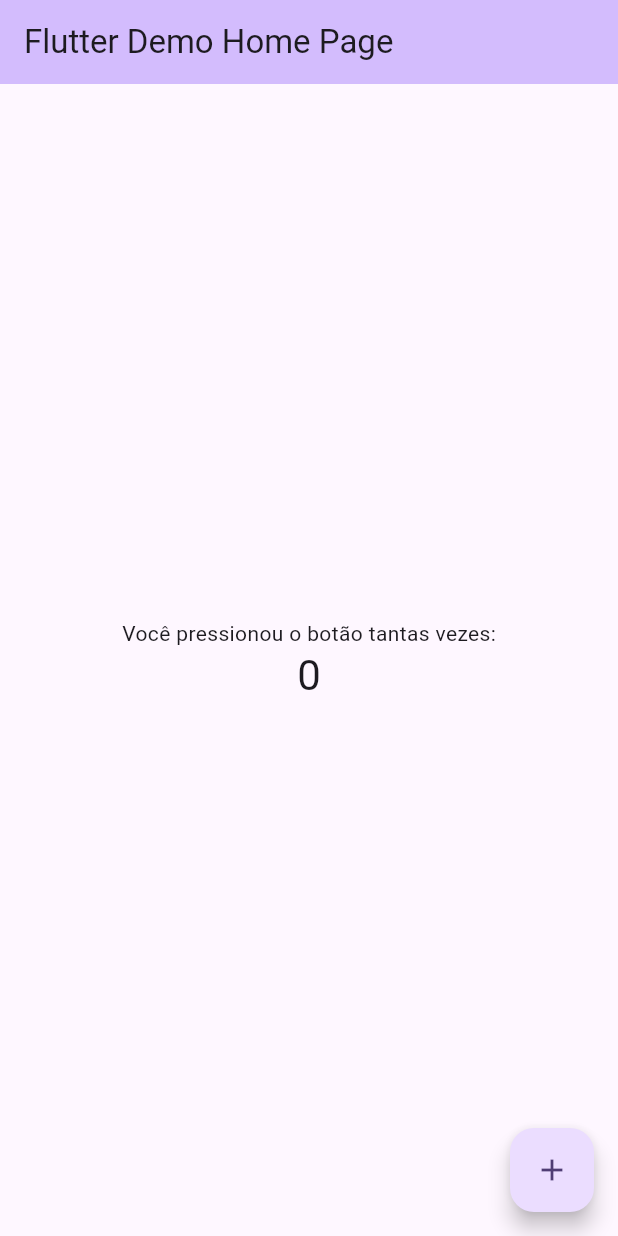
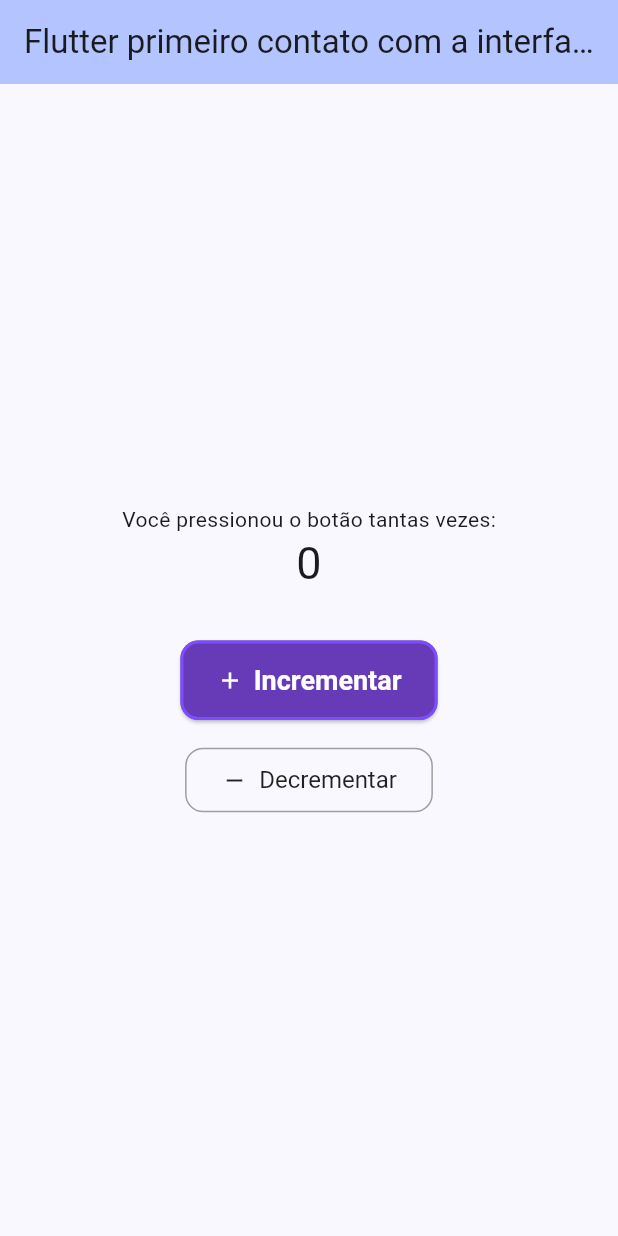
Before and after one commit to geovanebausentsi-cloud/Flutter-App, a Flutter app: the screen it shows after launch, on a phone screen of 412 x 824 dp. Run offline on Flutter 3.47's test engine with Material 3 defaults, Android fonts, the phone set to English and light mode, and no system bars.

Commit message:
feat: Primeiro contato com a interface Flutter,  Estilizção de botões com bordas e melhora a UI

```diff
--- a/lib/main.dart
+++ b/lib/main.dart
@@ -1,60 +1,58 @@
-// Importa o pacote material.dart, que contém os widgets do Flutter que implementam o Material Design.
 import 'package:flutter/material.dart';
 
-// A função main() é o ponto de entrada da aplicação.
 void main() {
-  // runApp() infla o widget fornecido e o anexa à tela.
-  runApp(const MyApp());
+  runApp(const MyApp()); //superclasse
 }
 
-// MyApp é um widget sem estado (StatelessWidget), o que significa que ele descreve uma parte da interface do usuário que não depende de nada além das informações de configuração (os parâmetros passados para ele).
 class MyApp extends StatelessWidget {
-  // O construtor para este widget. A anotação {super.key} passa a chave para o construtor da superclasse.
   const MyApp({super.key});
 
-  // Este widget é a raiz da sua aplicação.
   @override
   Widget build(BuildContext context) {
-    // MaterialApp é um widget que envolve vários outros widgets que são comumente necessários para aplicações Material Design.
+    // MaterialApp envolve os demais
     return MaterialApp(
-      // O título da aplicação, usado pelo sistema operacional para identificar a aplicação.
-      title: 'Flutter Demo',
-      // O tema da aplicação, que define a aparência visual, como cores, fontes, etc.
+      // titulo da aplicação
+      title: 'Manipulação da interface',
+      //tema do app
       theme: ThemeData(
-        // ColorScheme.fromSeed() cria um esquema de cores a partir de uma única cor semente.
-        colorScheme: ColorScheme.fromSeed(seedColor: Colors.deepPurple),
+        colorScheme: ColorScheme.fromSeed(
+          seedColor: const Color.fromARGB(255, 61, 96, 194),
         ),
-      // O widget que será exibido na rota inicial (a "home") da aplicação.
-      home: const MyHomePage(title: 'Flutter Demo Home Page'),
+      ),
+
+      home: const MyHomePage(title: 'Flutter primeiro contato com a interface'),
     );
   }
 }
 
-// MyHomePage é um widget com estado (StatefulWidget), o que significa que ele pode manter um estado que pode mudar durante a vida do widget.
+// MyHomePage é um widget com estado (StatefulWidget)
 class MyHomePage extends StatefulWidget {
-  // Construtor do widget. Ele recebe um título.
   const MyHomePage({super.key, required this.title});
-
-  // Esta classe é a configuração para o estado. Ela contém os valores (neste caso, o título) fornecidos pelo pai (o widget App).
-  // Os campos em uma subclasse de Widget são sempre marcados como "final".
   final String title;
 
-  // Cria o objeto de estado mutável para este widget.
+  // Cria o objeto de estado mutável widget.
   @override
   State<MyHomePage> createState() => _MyHomePageState();
 }
 
-// A classe de estado para MyHomePage. O "_" no início do nome a torna privada para a biblioteca.
+// A classe de estado para MyHomePage._privada
 class _MyHomePageState extends State<MyHomePage> {
-  // Uma variável de estado para armazenar o número de vezes que o botão foi pressionado.
+  // Uma variável de estado para o contador
   int _counter = 0;
 
   // Um método que incrementa o contador.
   void _incrementCounter() {
-    // setState() notifica o Flutter framework que o estado interno deste objeto mudou.
-    // Isso faz com que o framework execute novamente o método build() abaixo para que a exibição possa refletir os valores atualizados.
+    // setState() notifica o estado interno do widget para que ele seja atualizado.
+    // Isso faz com que o framework execute o build()
     setState(() {
       _counter++;
+    });
+  }
+
+  // Um método que decremeta o contador.
+  void _decrementCounter() {
+    setState(() {
+      _counter--;
     });
   }
 
@@ -81,24 +79,62 @@ class _MyHomePageState extends State<MyHomePage> {
       children: <Widget>[
         // Um widget de texto estático.
         const Text('Você pressionou o botão tantas vezes:'),
-            // Um widget de texto que exibe o valor atual do contador.
+        // Um widget de texto que exibe o valor atual do contador, com fonte maior.
         Text(
           '$_counter',
-              // Estiliza o texto usando o estilo headlineMedium do tema.
-              style: Theme.of(context).textTheme.headlineMedium,
+          // Estiliza o texto usando o estilo headlineMedium do tema, com tamanho ajustado.
+          style: Theme.of(context).textTheme.headlineMedium?.copyWith(fontSize: 30),
         ),
+        // Espaçamento vertical entre o texto e os botões.
+        const SizedBox(height: 32),
+
+        // 1. BOTÃO DE INCREMENTAR ESTILIZADO COM BORDA
+        ElevatedButton.icon(
+          onPressed: _incrementCounter,
+          style: ElevatedButton.styleFrom(
+            backgroundColor: Colors.deepPurple,
+            foregroundColor: Colors.white,
+            shape: RoundedRectangleBorder(
+              borderRadius: BorderRadius.circular(12),
+              // A borda é definida aqui
+              side: const BorderSide(color: Colors.deepPurpleAccent, width: 2),
+            ),
+            padding: const EdgeInsets.symmetric(horizontal: 24, vertical: 16),
+            textStyle: const TextStyle(
+              fontSize: 18,
+              fontWeight: FontWeight.bold,
+            ),
+          ),
+          icon: const Icon(Icons.add),
+          label: const Text('Incrementar'),
+        ),
+        const SizedBox(height: 16),
+
+        // 2. BOTÃO DE DECREMENTAR ESTILIZADO COM BORDA
+        TextButton.icon(
+          onPressed: _decrementCounter,
+          style: TextButton.styleFrom(
+            foregroundColor: Colors.black87,
+            padding: const EdgeInsets.symmetric(horizontal: 24, vertical: 12),
+            textStyle: const TextStyle(
+              fontSize: 16,
+            ),
+            shape: RoundedRectangleBorder(
+              borderRadius: BorderRadius.circular(12),
+              // A borda é definida aqui
+              side: const BorderSide(color: Colors.grey, width: 1),
+            ),
+          ),
+          icon: const Icon(Icons.remove),
+          label: const Text('Decrementar'),
+        ),
+
+        //
       ],
     ),
   ),
-      // Um botão de ação flutuante.
-      floatingActionButton: FloatingActionButton(
-        // A função que é chamada quando o botão é pressionado.
-        onPressed: _incrementCounter,
-        // Um texto de dica que aparece quando o usuário passa o mouse sobre o botão.
-        tooltip: 'Incrementar',
-        // O ícone exibido no botão.
-        child: const Icon(Icons.add),
-      ),
+  // O botão de ação flutuante foi removido para uma UI mais limpa.
 );
   }
 }
+//crt + shift + i = identação
```
Also changed, not shown: 1 other file. Lines whose indentation alone changed are shown as unchanged.
